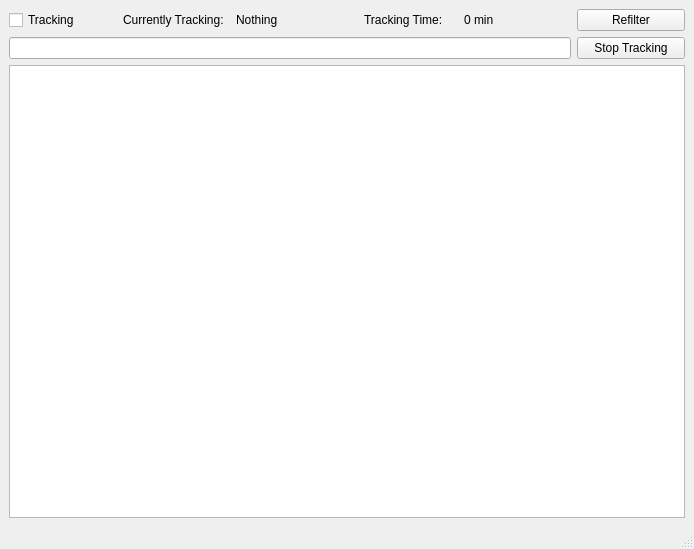
Above: ui/qamster.ui from Narfinger/qamster before the change. Below: the same form after it.
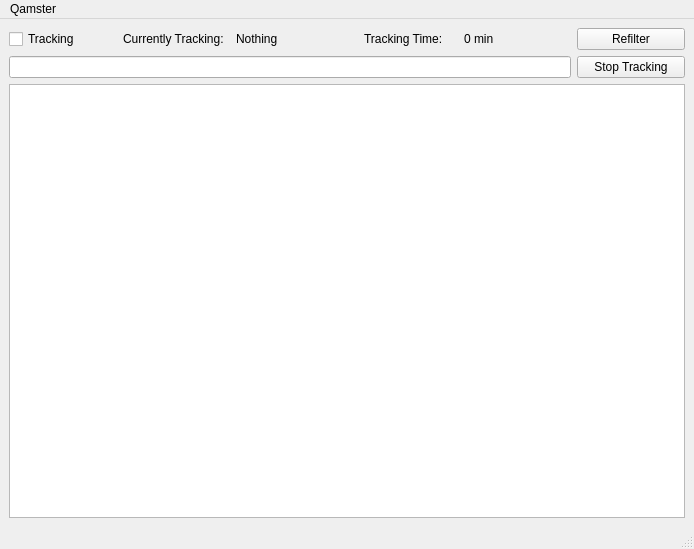
That is the form after the change. Icons and pictures are not drawn. Custom widgets are drawn as their Qt base class.

Diff of the .ui file:
```diff
--- a/ui/qamster.ui
+++ b/ui/qamster.ui
@@ -85,6 +85,13 @@
      <height>20</height>
     </rect>
    </property>
+   <widget class="QMenu" name="menuQamster">
+    <property name="title">
+     <string>Qamster</string>
+    </property>
+    <addaction name="actionHistory"/>
+   </widget>
+   <addaction name="menuQamster"/>
   </widget>
   <widget class="QStatusBar" name="statusbar"/>
  </widget>
```
Left out of the diff: 8 changed lines with no effect on the pictures.
